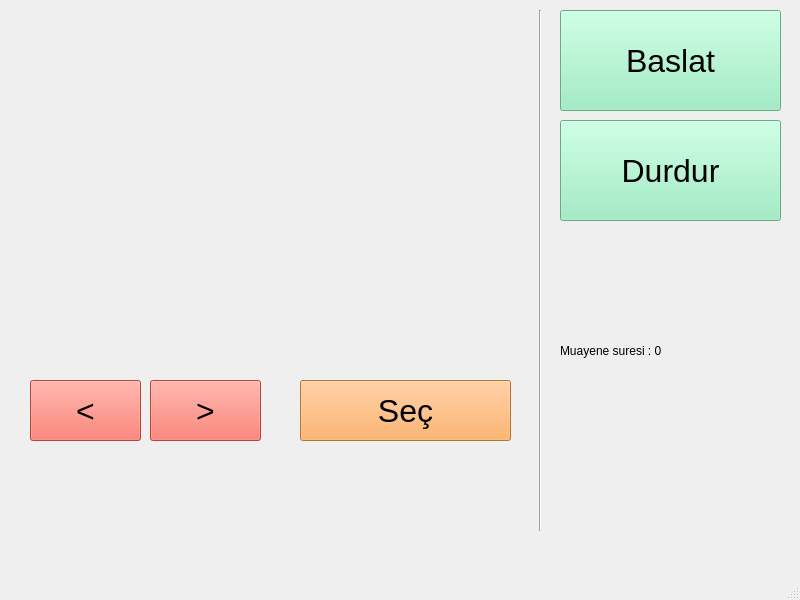
This is Tofas/tofas_app/tofas_ui.ui in imemmul/Inovako as Qt 5 draws it before an edit. The edited form follows.
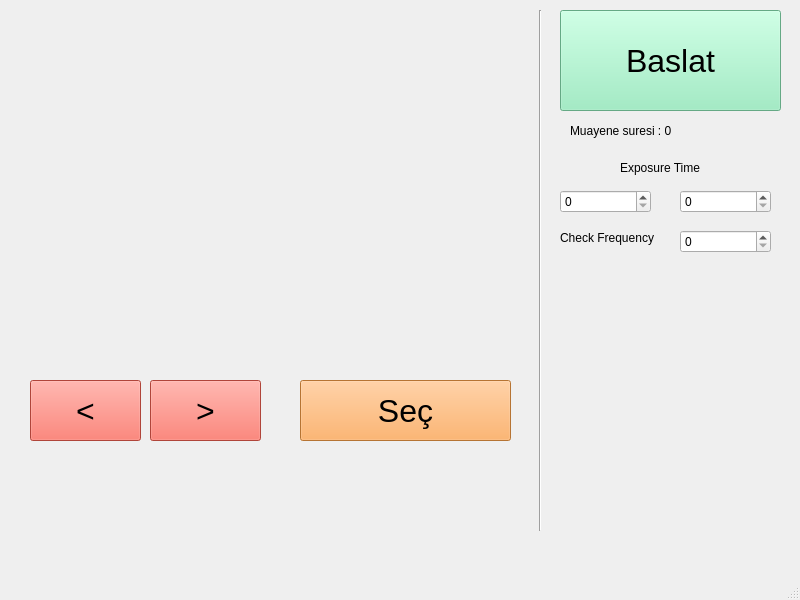
This is the edited form.

```diff
--- a/Tofas/tofas_app/tofas_ui.ui
+++ b/Tofas/tofas_app/tofas_ui.ui
@@ -45,29 +45,11 @@
      <string>Baslat</string>
     </property>
    </widget>
-   <widget class="QPushButton" name="pushButton_durdur">
-    <property name="geometry">
-     <rect>
-      <x>560</x>
-      <y>120</y>
-      <width>221</width>
-      <height>101</height>
-     </rect>
-    </property>
-    <property name="styleSheet">
-     <string notr="true">background-color: rgb(142, 236, 186);
-color: black;
-font: 32px;</string>
-    </property>
-    <property name="text">
-     <string>Durdur</string>
-    </property>
-   </widget>
    <widget class="QLabel" name="label_sure">
     <property name="geometry">
      <rect>
-      <x>560</x>
-      <y>340</y>
+      <x>570</x>
+      <y>120</y>
       <width>201</width>
       <height>21</height>
      </rect>
@@ -159,6 +141,62 @@
      </property>
     </widget>
    </widget>
+   <widget class="QSpinBox" name="exposure_time">
+    <property name="geometry">
+     <rect>
+      <x>560</x>
+      <y>190</y>
+      <width>91</width>
+      <height>23</height>
+     </rect>
+    </property>
+   </widget>
+   <widget class="QSpinBox" name="exposure_time_2">
+    <property name="geometry">
+     <rect>
+      <x>680</x>
+      <y>190</y>
+      <width>91</width>
+      <height>23</height>
+     </rect>
+    </property>
+   </widget>
+   <widget class="QLabel" name="label">
+    <property name="geometry">
+     <rect>
+      <x>620</x>
+      <y>160</y>
+      <width>111</width>
+      <height>16</height>
+     </rect>
+    </property>
+    <property name="text">
+     <string>Exposure Time</string>
+    </property>
+   </widget>
+   <widget class="QLabel" name="label_2">
+    <property name="geometry">
+     <rect>
+      <x>560</x>
+      <y>230</y>
+      <width>111</width>
+      <height>16</height>
+     </rect>
+    </property>
+    <property name="text">
+     <string>Check Frequency</string>
+    </property>
+   </widget>
+   <widget class="QSpinBox" name="check_frequency">
+    <property name="geometry">
+     <rect>
+      <x>680</x>
+      <y>230</y>
+      <width>91</width>
+      <height>23</height>
+     </rect>
+    </property>
+   </widget>
   </widget>
   <widget class="QMenuBar" name="menubar">
    <property name="geometry">
```
